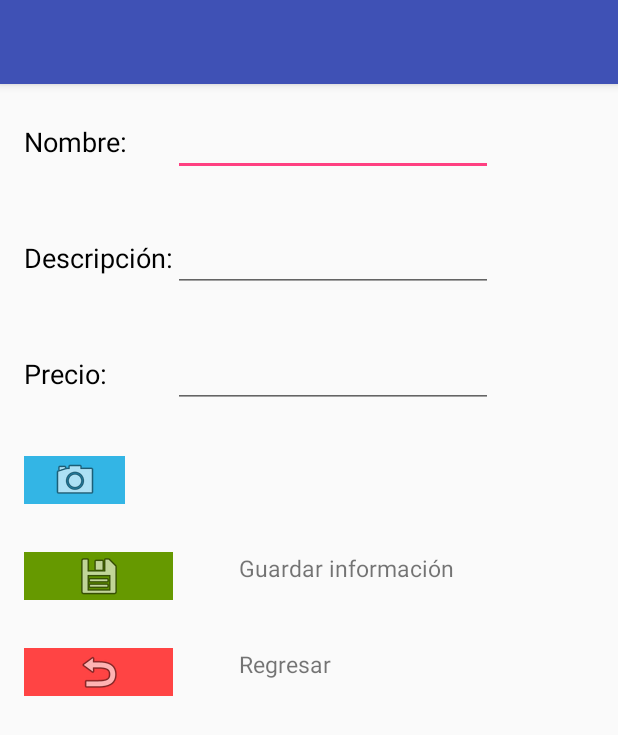
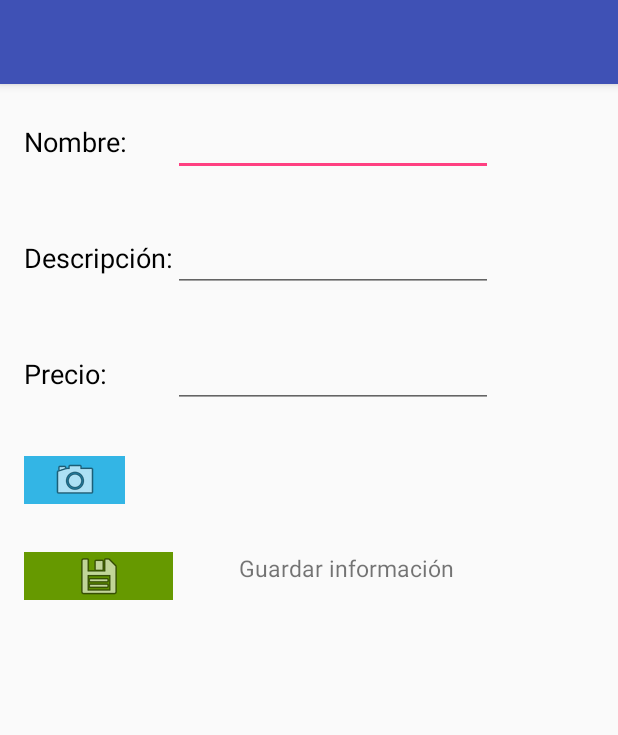
Before and after one commit to jdn0215/MyGiftList, an Android app: the CreateGift screen opened directly, with no data from a screen before it, on a phone screen of 412 x 824 dp. Shown: the top 735 px of the screen. Run offline under Robolectric (Android 15) with nearby library versions, the phone set to English and light mode, and no system bars.

Commit message:
camara incorporada correctamente, corregido error que no permitia abrir el ImagenesVista,falta añadir posicion geo a la captura de la foto

```diff
--- a/proyecto/app/src/main/java/a2017iciclo/moviles/unacr/globales/proyecto/mygiftlist/mygiftlist/Folder.java
+++ b/proyecto/app/src/main/java/a2017iciclo/moviles/unacr/globales/proyecto/mygiftlist/mygiftlist/Folder.java
@@ -34,7 +34,7 @@ final public class Folder extends ArrayList<String> {
     void load(){
         for(int i = 0;i <v_Sp_F_Preferences.getAll().size(); i++){
             String folder="";
-            folder=this.v_Sp_F_Preferences.getString(""+i,"no se encontró");
+            folder=this.v_Sp_F_Preferences.getString(""+i,"My Gift List");
             super.add(folder);
         }
     }
--- a/proyecto/app/src/main/java/a2017iciclo/moviles/unacr/globales/proyecto/mygiftlist/mygiftlist/ImagenesVista.java
+++ b/proyecto/app/src/main/java/a2017iciclo/moviles/unacr/globales/proyecto/mygiftlist/mygiftlist/ImagenesVista.java
@@ -1,5 +1,6 @@
 package a2017iciclo.moviles.unacr.globales.proyecto.mygiftlist.mygiftlist;
 
+import android.content.Context;
 import android.content.Intent;
 import android.os.Bundle;
 import android.support.design.widget.FloatingActionButton;
@@ -45,7 +46,9 @@ public class ImagenesVista extends AppCompatActivity {
     }
 
     void cargarGifts(){
-        this.gifts = new Gifts((TableLayout) super.findViewById(R.id.include),super.getApplicationContext(),3);
+        TableLayout tl = (TableLayout) super.findViewById(R.id.wrapperTable);
+        Context ct = super.getApplicationContext();
+        this.gifts = new Gifts(tl,ct,3);
 
     }
 
--- a/proyecto/app/src/main/res/layout/content_create_gift.xml
+++ b/proyecto/app/src/main/res/layout/content_create_gift.xml
@@ -126,24 +126,5 @@
 
         </TableRow>
 
-        <TableRow
-            android:layout_width="match_parent"
-            android:layout_height="match_parent"
-            android:layout_margin="@dimen/activity_vertical_margin">
-
-            <ImageButton
-                android:id="@+id/cancel"
-                android:layout_width="wrap_content"
-                android:layout_height="wrap_content"
-                android:background="@android:color/holo_red_light"
-                app:srcCompat="@android:drawable/ic_menu_revert" />
-
-            <TextView
-                android:id="@+id/textView7"
-                android:layout_width="wrap_content"
-                android:layout_height="wrap_content"
-                android:text="           Regresar"
-                android:textSize="15sp" />
-        </TableRow>
     </TableLayout>
 </android.support.constraint.ConstraintLayout>
--- a/proyecto/app/src/main/res/layout/content_imagenes_vista.xml
+++ b/proyecto/app/src/main/res/layout/content_imagenes_vista.xml
@@ -9,7 +9,7 @@
     tools:showIn="@layout/activity_imagenes_vista">
 
     <TableLayout
-        android:id="@+id/wrapper"
+        android:id="@+id/wrapperTable"
         android:layout_width="match_parent"
         android:layout_height="wrap_content">
 
```
Also changed, not shown: proyecto/app/src/main/java/a2017iciclo/moviles/unacr/globales/proyecto/mygiftlist/mygiftlist/Camara.java (deleted, +0 -135 lines), proyecto/app/src/main/java/a2017iciclo/moviles/unacr/globales/proyecto/mygiftlist/mygiftlist/CreateGift.java (+154 -22 lines), proyecto/app/src/main/res/layout/activity_main.xml (+0 -11 lines).
